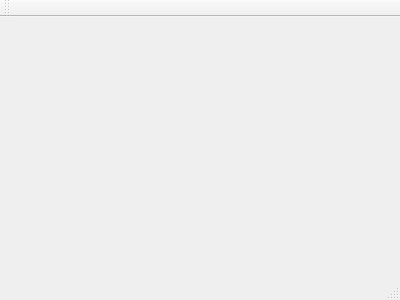
Above: mainwindow.ui from Qianjx/banksystem before the change. Below: the same form after it.
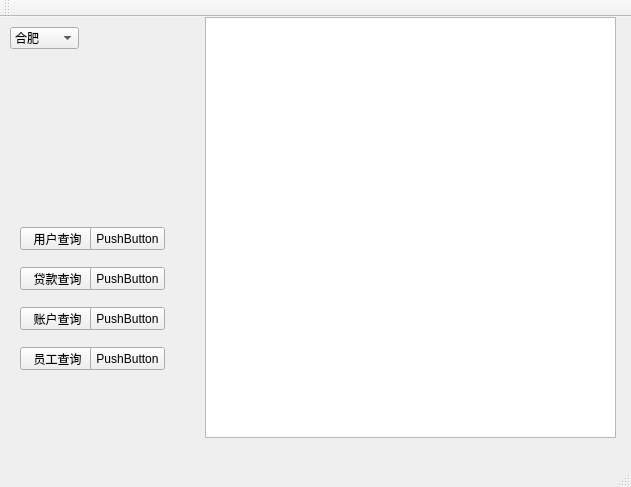
That is the form after the change.

```diff
--- a/mainwindow.ui
+++ b/mainwindow.ui
@@ -1,24 +1,179 @@
 <ui version="4.0">
  <class>MainWindow</class>
- <widget class="QMainWindow" name="MainWindow" >
-  <property name="geometry" >
+ <widget class="QMainWindow" name="MainWindow">
+  <property name="geometry">
    <rect>
     <x>0</x>
     <y>0</y>
-    <width>400</width>
-    <height>300</height>
+    <width>631</width>
+    <height>487</height>
    </rect>
   </property>
   <property name="windowTitle" >
    <string>MainWindow</string>
   </property>
-  <widget class="QMenuBar" name="menuBar" />
-  <widget class="QToolBar" name="mainToolBar" />
-  <widget class="QWidget" name="centralWidget" />
-  <widget class="QStatusBar" name="statusBar" />
+  <widget class="QWidget" name="centralWidget">
+   <widget class="QPushButton" name="ClientQuerypushButton">
+    <property name="geometry">
+     <rect>
+      <x>20</x>
+      <y>210</y>
+      <width>75</width>
+      <height>23</height>
+     </rect>
+    </property>
+    <property name="text">
+     <string>用户查询</string>
+    </property>
+   </widget>
+   <widget class="QPushButton" name="pushButton_2">
+    <property name="geometry">
+     <rect>
+      <x>90</x>
+      <y>210</y>
+      <width>75</width>
+      <height>23</height>
+     </rect>
+    </property>
+    <property name="text">
+     <string>PushButton</string>
+    </property>
+   </widget>
+   <widget class="QPushButton" name="LoanquerypushButton">
+    <property name="geometry">
+     <rect>
+      <x>20</x>
+      <y>250</y>
+      <width>75</width>
+      <height>23</height>
+     </rect>
+    </property>
+    <property name="text">
+     <string>贷款查询</string>
+    </property>
+   </widget>
+   <widget class="QPushButton" name="pushButton_4">
+    <property name="geometry">
+     <rect>
+      <x>90</x>
+      <y>250</y>
+      <width>75</width>
+      <height>23</height>
+     </rect>
+    </property>
+    <property name="text">
+     <string>PushButton</string>
+    </property>
+   </widget>
+   <widget class="QPushButton" name="AccountquerypushButton">
+    <property name="geometry">
+     <rect>
+      <x>20</x>
+      <y>290</y>
+      <width>75</width>
+      <height>23</height>
+     </rect>
+    </property>
+    <property name="text">
+     <string>账户查询</string>
+    </property>
+   </widget>
+   <widget class="QPushButton" name="pushButton_6">
+    <property name="geometry">
+     <rect>
+      <x>90</x>
+      <y>290</y>
+      <width>75</width>
+      <height>23</height>
+     </rect>
+    </property>
+    <property name="text">
+     <string>PushButton</string>
+    </property>
+   </widget>
+   <widget class="QPushButton" name="ClerkquerypushButton">
+    <property name="geometry">
+     <rect>
+      <x>20</x>
+      <y>330</y>
+      <width>75</width>
+      <height>23</height>
+     </rect>
+    </property>
+    <property name="text">
+     <string>员工查询</string>
+    </property>
+   </widget>
+   <widget class="QPushButton" name="pushButton_8">
+    <property name="geometry">
+     <rect>
+      <x>90</x>
+      <y>330</y>
+      <width>75</width>
+      <height>23</height>
+     </rect>
+    </property>
+    <property name="text">
+     <string>PushButton</string>
+    </property>
+   </widget>
+   <widget class="QComboBox" name="SelectcitycomboBox">
+    <property name="geometry">
+     <rect>
+      <x>10</x>
+      <y>10</y>
+      <width>69</width>
+      <height>22</height>
+     </rect>
+    </property>
+    <item>
+     <property name="text">
+      <string>合肥</string>
+     </property>
+    </item>
+    <item>
+     <property name="text">
+      <string>北京</string>
+     </property>
+    </item>
+    <item>
+     <property name="text">
+      <string>上海</string>
+     </property>
+    </item>
+   </widget>
+   <widget class="QTableView" name="show_tableView">
+    <property name="geometry">
+     <rect>
+      <x>205</x>
+      <y>0</y>
+      <width>411</width>
+      <height>421</height>
+     </rect>
+    </property>
+   </widget>
+  </widget>
+  <widget class="QMenuBar" name="menuBar">
+   <property name="geometry">
+    <rect>
+     <x>0</x>
+     <y>0</y>
+     <width>631</width>
+     <height>23</height>
+    </rect>
+   </property>
+  </widget>
+  <widget class="QToolBar" name="mainToolBar">
+   <attribute name="toolBarArea">
+    <enum>TopToolBarArea</enum>
+   </attribute>
+   <attribute name="toolBarBreak">
+    <bool>false</bool>
+   </attribute>
+  </widget>
+  <widget class="QStatusBar" name="statusBar"/>
  </widget>
- <layoutDefault spacing="6" margin="11" />
- <pixmapfunction></pixmapfunction>
+ <layoutdefault spacing="6" margin="11"/>
  <resources/>
  <connections/>
 </ui>
```
Left out of the diff: 3 changed lines with no effect on the pictures.
